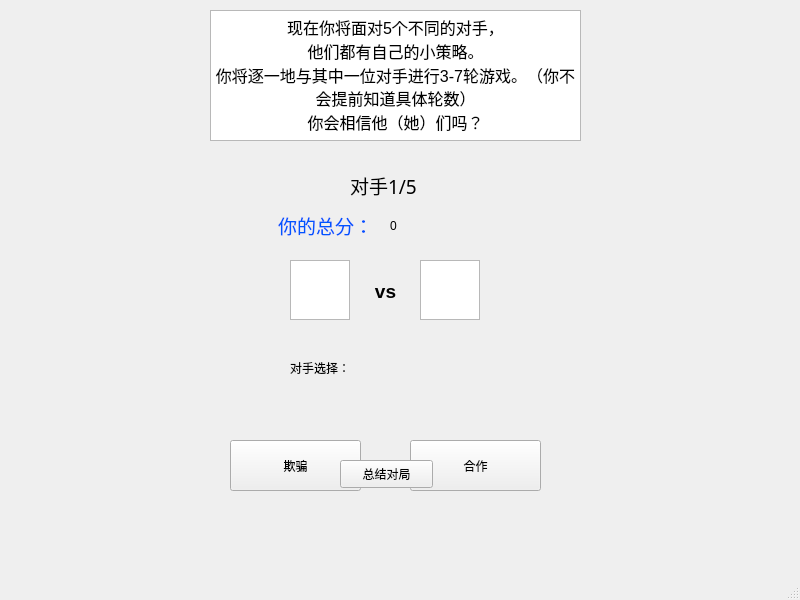
Old version of the form repeatedgame.ui in the repository mqqqqj/C-Course-Design.
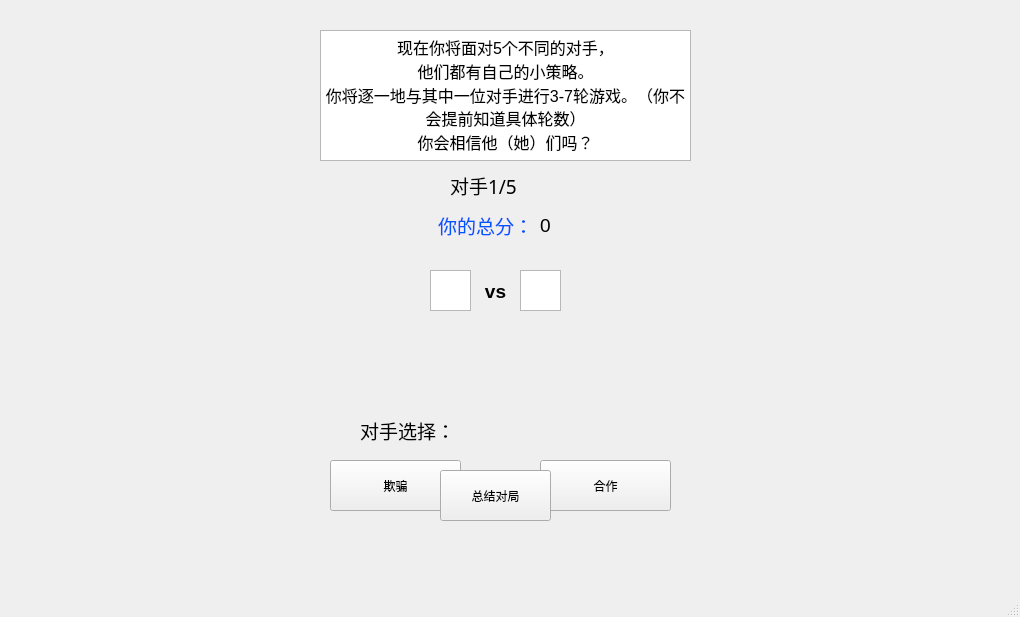
New version of the form. Icons and pictures are not drawn.

What changed in the file:
```diff
--- a/repeatedgame.ui
+++ b/repeatedgame.ui
@@ -6,8 +6,8 @@
    <rect>
     <x>0</x>
     <y>0</y>
-    <width>800</width>
-    <height>600</height>
+    <width>1020</width>
+    <height>617</height>
    </rect>
   </property>
   <property name="windowTitle">
@@ -17,7 +17,7 @@
    <widget class="QLabel" name="optid">
     <property name="geometry">
      <rect>
-      <x>350</x>
+      <x>450</x>
       <y>170</y>
       <width>101</width>
       <height>31</height>
@@ -36,7 +36,7 @@
    <widget class="QLabel" name="label_2">
     <property name="geometry">
      <rect>
-      <x>270</x>
+      <x>430</x>
       <y>200</y>
       <width>111</width>
       <height>51</height>
@@ -49,21 +49,21 @@
    <widget class="QLabel" name="mytotalscore">
     <property name="geometry">
      <rect>
-      <x>390</x>
+      <x>540</x>
       <y>210</y>
-      <width>111</width>
+      <width>61</width>
       <height>31</height>
      </rect>
     </property>
     <property name="text">
-     <string>0</string>
+     <string>&lt;html&gt;&lt;head/&gt;&lt;body&gt;&lt;p&gt;&lt;span style=&quot; font-size:14pt;&quot;&gt;0&lt;/span&gt;&lt;/p&gt;&lt;/body&gt;&lt;/html&gt;</string>
     </property>
    </widget>
    <widget class="QTextBrowser" name="textBrowser">
     <property name="geometry">
      <rect>
-      <x>210</x>
-      <y>10</y>
+      <x>320</x>
+      <y>30</y>
       <width>371</width>
       <height>131</height>
      </rect>
@@ -82,8 +82,8 @@
    <widget class="QPushButton" name="coop">
     <property name="geometry">
      <rect>
-      <x>410</x>
-      <y>440</y>
+      <x>540</x>
+      <y>460</y>
       <width>131</width>
       <height>51</height>
      </rect>
@@ -95,8 +95,8 @@
    <widget class="QPushButton" name="cheat">
     <property name="geometry">
      <rect>
-      <x>230</x>
-      <y>440</y>
+      <x>330</x>
+      <y>460</y>
       <width>131</width>
       <height>51</height>
      </rect>
@@ -108,30 +108,30 @@
    <widget class="QTextBrowser" name="optcurr">
     <property name="geometry">
      <rect>
-      <x>420</x>
-      <y>260</y>
-      <width>60</width>
-      <height>60</height>
+      <x>520</x>
+      <y>270</y>
+      <width>41</width>
+      <height>41</height>
      </rect>
     </property>
    </widget>
    <widget class="QTextBrowser" name="mycurr">
     <property name="geometry">
      <rect>
-      <x>290</x>
-      <y>260</y>
-      <width>60</width>
-      <height>60</height>
+      <x>430</x>
+      <y>270</y>
+      <width>41</width>
+      <height>41</height>
      </rect>
     </property>
    </widget>
    <widget class="QPushButton" name="summary">
     <property name="geometry">
      <rect>
-      <x>340</x>
-      <y>460</y>
-      <width>93</width>
-      <height>28</height>
+      <x>440</x>
+      <y>470</y>
+      <width>111</width>
+      <height>51</height>
      </rect>
     </property>
     <property name="text">
@@ -141,8 +141,8 @@
    <widget class="QLabel" name="optpicture">
     <property name="geometry">
      <rect>
-      <x>510</x>
-      <y>150</y>
+      <x>580</x>
+      <y>170</y>
       <width>151</width>
       <height>261</height>
      </rect>
@@ -154,8 +154,8 @@
    <widget class="QLabel" name="mypicture">
     <property name="geometry">
      <rect>
-      <x>110</x>
-      <y>160</y>
+      <x>280</x>
+      <y>180</y>
       <width>161</width>
       <height>251</height>
      </rect>
@@ -167,20 +167,20 @@
    <widget class="QLabel" name="optchoice">
     <property name="geometry">
      <rect>
-      <x>290</x>
-      <y>360</y>
-      <width>241</width>
-      <height>16</height>
-     </rect>
-    </property>
-    <property name="text">
-     <string>对手选择：</string>
-    </property>
-   </widget>
-   <widget class="QLabel" name="label">
-    <property name="geometry">
-     <rect>
       <x>360</x>
+      <y>410</y>
+      <width>281</width>
+      <height>41</height>
+     </rect>
+    </property>
+    <property name="text">
+     <string>&lt;html&gt;&lt;head/&gt;&lt;body&gt;&lt;p&gt;&lt;span style=&quot; font-size:14pt;&quot;&gt;对手选择：&lt;/span&gt;&lt;/p&gt;&lt;/body&gt;&lt;/html&gt;</string>
+    </property>
+   </widget>
+   <widget class="QLabel" name="label">
+    <property name="geometry">
+     <rect>
+      <x>470</x>
       <y>280</y>
       <width>51</width>
       <height>21</height>
```
Left out of the diff: 2 changed lines with no effect on the pictures.
